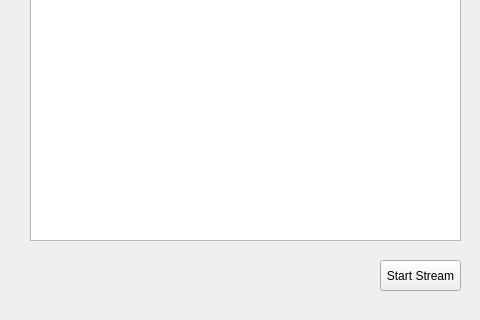
The window that BionSemi_Acquisition/BioSemi_Acquisition.ui (CogniX-UP/COGNIX-Framework) describes before a commit, drawn with Qt 5; both pictures show x 320 to 800 and y 160 to 480 of the 800 by 480 pixel window.
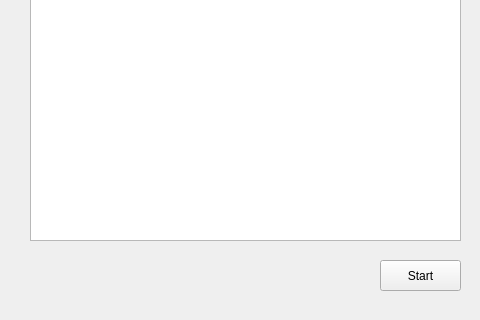
The same window after the commit. Icons and pictures are not drawn.

```diff
--- a/BionSemi_Acquisition/BioSemi_Acquisition.ui
+++ b/BionSemi_Acquisition/BioSemi_Acquisition.ui
@@ -333,7 +333,7 @@
      </rect>
     </property>
     <property name="text">
-     <string>Start Stream</string>
+     <string>Start</string>
     </property>
    </widget>
    <widget class="QWidget" name="layoutWidget">
```
